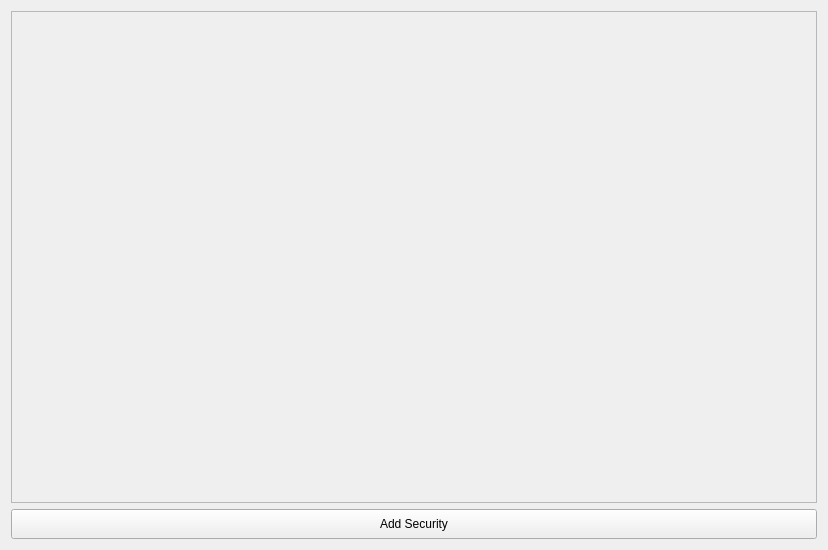
Above: GainLossCalculator/SecurityMenu/securitymenu.ui from w-ge/Gain-Loss-Calculator before the change. Below: the same form after it.
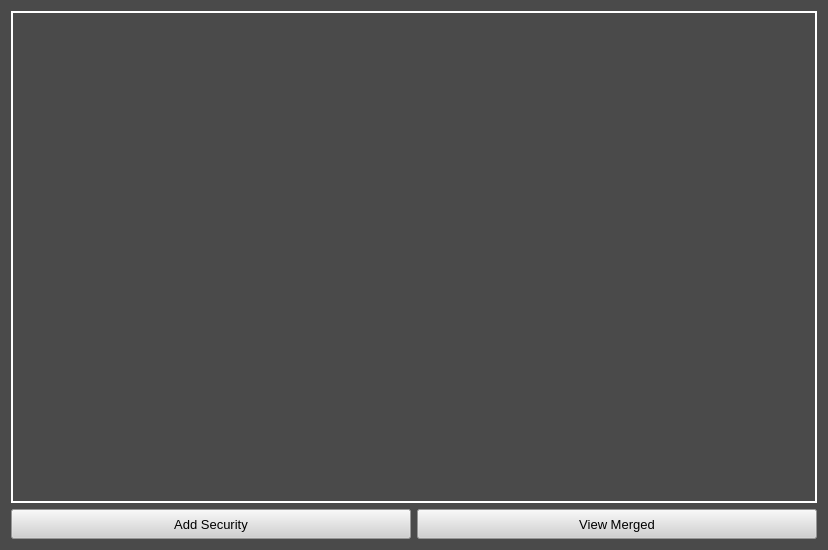
That is the form after the change.

Commit message: Changed Style and Added Dialog Class

The edit to the form file:
```diff
--- a/GainLossCalculator/SecurityMenu/securitymenu.ui
+++ b/GainLossCalculator/SecurityMenu/securitymenu.ui
@@ -13,9 +13,18 @@
   <property name="windowTitle">
    <string>Form</string>
   </property>
+  <property name="styleSheet">
+   <string notr="true">background-color: rgb(74, 74, 74);</string>
+  </property>
   <layout class="QVBoxLayout" name="verticalLayout">
    <item>
     <widget class="QScrollArea" name="scrollArea">
+     <property name="styleSheet">
+      <string notr="true">#scrollArea {border: 2px solid white;}</string>
+     </property>
+     <property name="midLineWidth">
+      <number>0</number>
+     </property>
      <property name="widgetResizable">
       <bool>true</bool>
      </property>
@@ -24,8 +33,8 @@
        <rect>
         <x>0</x>
         <y>0</y>
-        <width>808</width>
-        <height>494</height>
+        <width>806</width>
+        <height>490</height>
        </rect>
       </property>
       <layout class="QVBoxLayout" name="verticalLayout_2">
@@ -37,6 +46,8 @@
     </widget>
    </item>
    <item>
+    <layout class="QHBoxLayout" name="horizontalLayout">
+     <item>
     <widget class="QPushButton" name="add">
      <property name="minimumSize">
       <size>
@@ -44,10 +55,45 @@
        <height>30</height>
       </size>
      </property>
+       <property name="font">
+        <font>
+         <family>Microsoft Sans Serif</family>
+         <pointsize>10</pointsize>
+        </font>
+       </property>
+       <property name="styleSheet">
+        <string notr="true">background-color: rgb(208, 208, 208);
+</string>
+       </property>
      <property name="text">
       <string>Add Security</string>
      </property>
     </widget>
+     </item>
+     <item>
+      <widget class="QPushButton" name="merge">
+       <property name="minimumSize">
+        <size>
+         <width>0</width>
+         <height>30</height>
+        </size>
+       </property>
+       <property name="font">
+        <font>
+         <family>Microsoft Sans Serif</family>
+         <pointsize>10</pointsize>
+        </font>
+       </property>
+       <property name="styleSheet">
+        <string notr="true">background-color: rgb(208, 208, 208);
+</string>
+       </property>
+       <property name="text">
+        <string>View Merged</string>
+       </property>
+      </widget>
+     </item>
+    </layout>
    </item>
   </layout>
  </widget>
```
Lines whose indentation alone changed are shown as unchanged. The commit also changes 59 other files.
